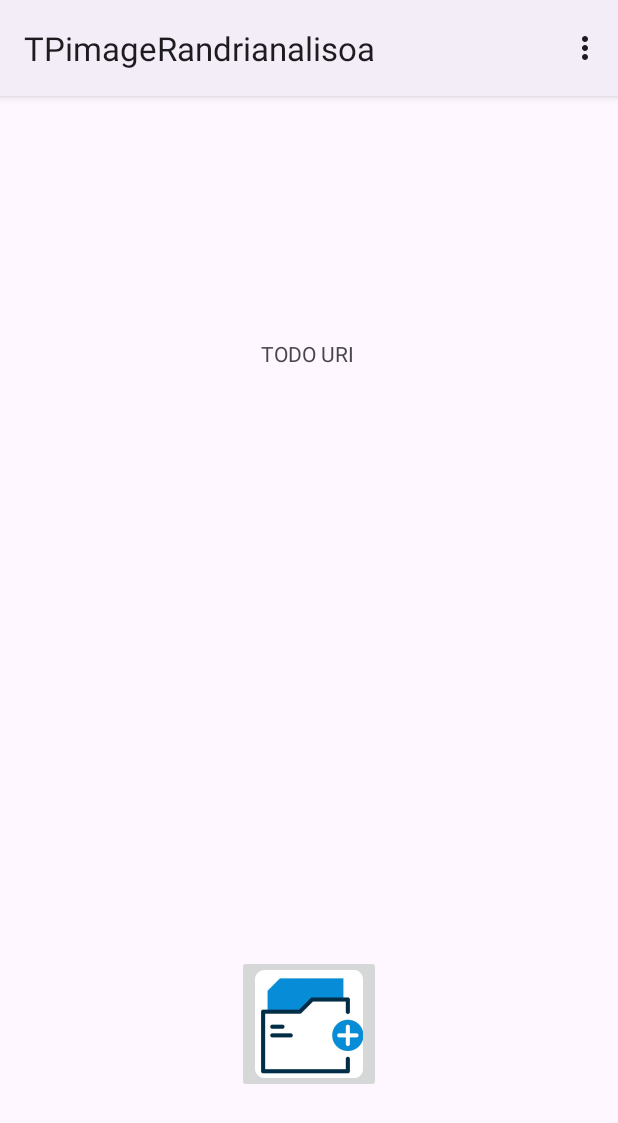
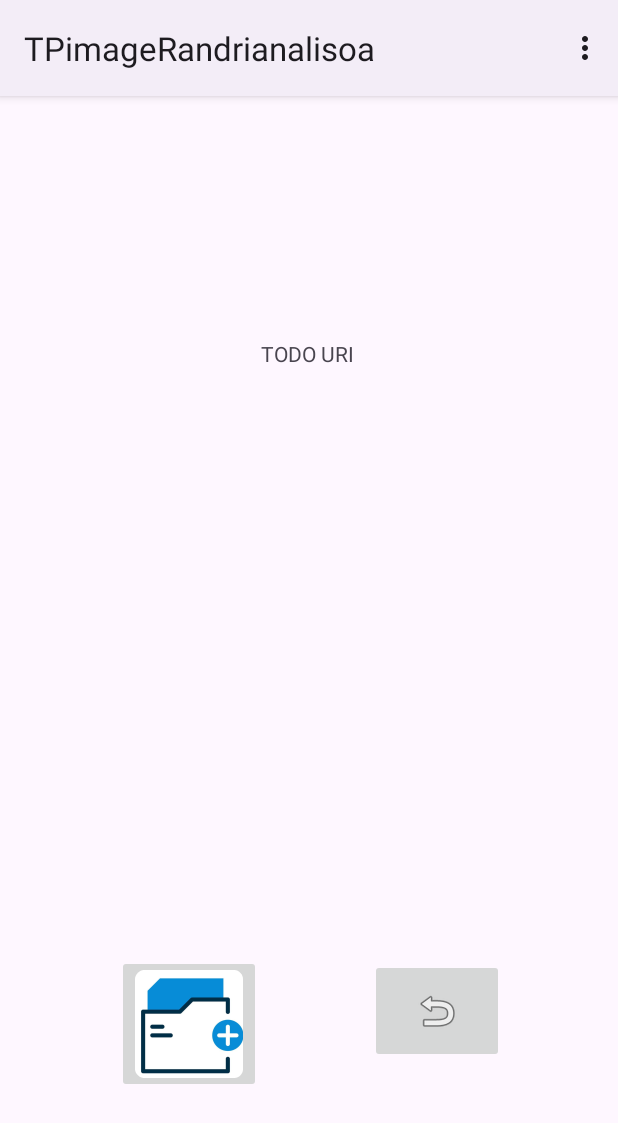
Before and after one commit to laurrnci22/TPImageRandrianalisoa, an Android app: the screen it shows after launch (MainActivity), on a phone screen of 412 x 824 dp. Shown: the top 1123 px of the screen. Run offline under Robolectric (Android 15) with nearby library versions, the phone set to English and light mode, and no system bars.

Commit message:
exercice 4

```diff
--- a/app/src/main/res/layout/activity_main.xml
+++ b/app/src/main/res/layout/activity_main.xml
@@ -38,10 +38,23 @@
         android:onClick="onUploadImage"
         app:layout_constraintBottom_toBottomOf="parent"
         app:layout_constraintEnd_toEndOf="parent"
-        app:layout_constraintHorizontal_bias="0.5"
+        app:layout_constraintHorizontal_bias="0.247"
         app:layout_constraintStart_toStartOf="parent"
         app:layout_constraintTop_toTopOf="parent"
         app:layout_constraintVertical_bias="0.857"
         app:srcCompat="@mipmap/ic_launcher" />
 
+    <ImageButton
+        android:id="@+id/imageButton"
+        android:layout_width="89dp"
+        android:layout_height="69dp"
+        android:onClick="onReverse"
+        app:layout_constraintBottom_toBottomOf="parent"
+        app:layout_constraintEnd_toEndOf="parent"
+        app:layout_constraintHorizontal_bias="0.764"
+        app:layout_constraintStart_toStartOf="parent"
+        app:layout_constraintTop_toTopOf="parent"
+        app:layout_constraintVertical_bias="0.833"
+        app:srcCompat="@android:drawable/ic_menu_revert" />
+
 </androidx.constraintlayout.widget.ConstraintLayout>
--- a/app/src/main/res/menu/menu_options.xml
+++ b/app/src/main/res/menu/menu_options.xml
@@ -6,4 +6,10 @@
     <item
         android:id="@+id/action_mirror_vertical"
         android:title="@string/mirror_vertical" />
+    <item
+        android:id="@+id/action_rotate_clockwise"
+        android:title="@string/rotate_clockwise" />
+    <item
+        android:id="@+id/action_rotate_counterclockwise"
+        android:title="@string/rotate_counterclockwise" />
 </menu>
--- a/app/src/main/res/values/strings.xml
+++ b/app/src/main/res/values/strings.xml
@@ -7,4 +7,6 @@
     <string name="mirror_vertical">Miroir Vertical</string>
     <string name="invert_colors">Inverser les couleurs</string>
     <string name="grayscale">Transformer en niveau de gris</string>
+    <string name="rotate_clockwise">Rotation horaire</string>
+    <string name="rotate_counterclockwise">Rotation anti-horaire</string>
 </resources>
```
Also changed, not shown: app/src/main/java/com/example/tpimagerandrianalisoa/MainActivity.java (+63 -0 lines).
